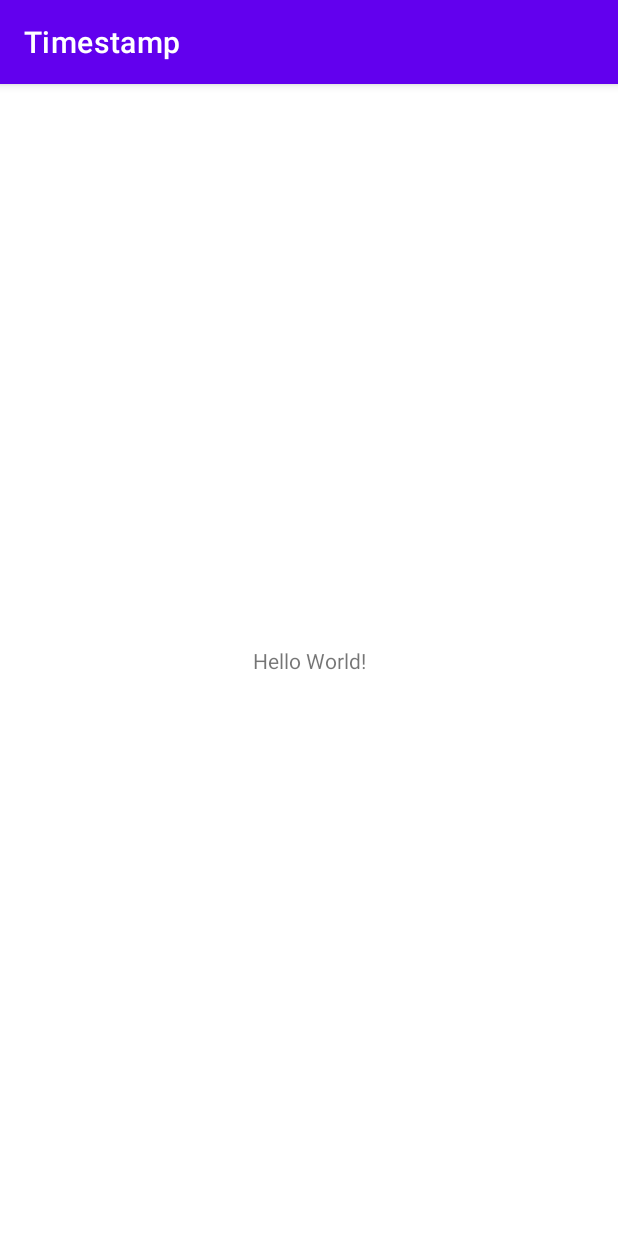
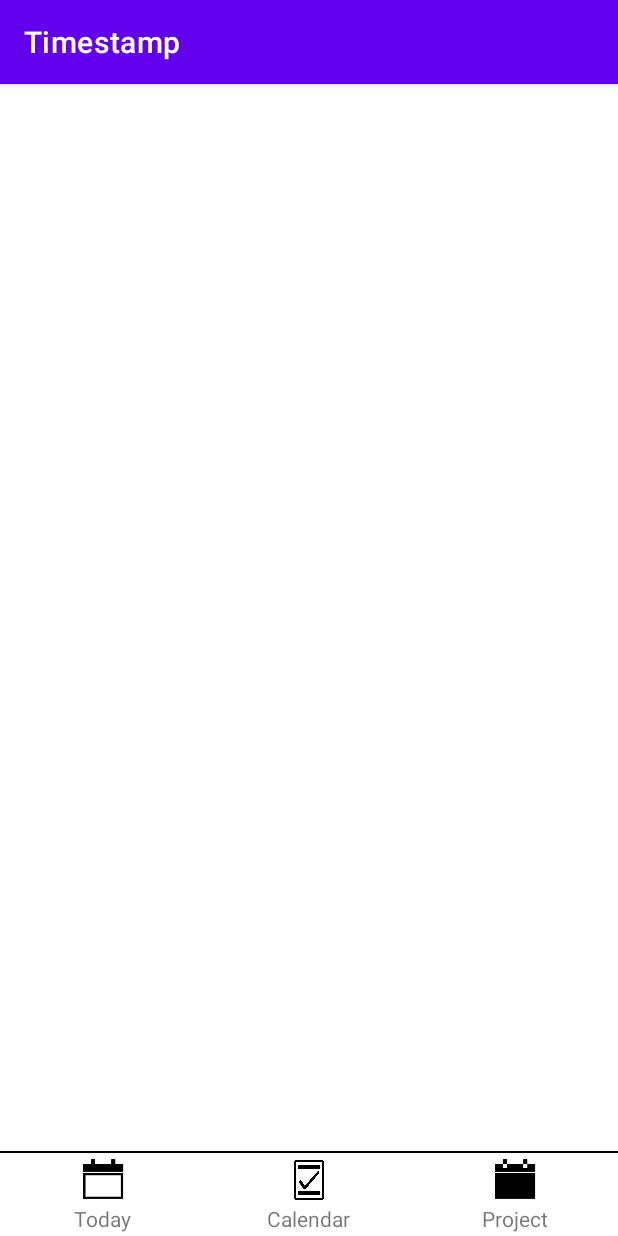
Before and after one commit to TsukiSky/Timestamp, an Android app: the screen it shows after launch (MainActivity), on a phone screen of 412 x 824 dp. Run offline under Robolectric (Android 15) with nearby library versions, the phone set to English and light mode, and no system bars.

Commit message:
added bottom navbar UI

```diff
--- a/app/src/main/java/com/siqi/timestamp/MainActivity.java
+++ b/app/src/main/java/com/siqi/timestamp/MainActivity.java
@@ -1,14 +1,37 @@
 package com.siqi.timestamp;
 
 import androidx.appcompat.app.AppCompatActivity;
+import androidx.viewpager2.widget.ViewPager2;
 
 import android.os.Bundle;
+import android.view.View;
+import android.widget.ImageView;
+import android.widget.LinearLayout;
 
-public class MainActivity extends AppCompatActivity {
+public class MainActivity extends AppCompatActivity implements View.OnClickListener {
+
+    ViewPager2 viewPager;
+    private LinearLayout llCalendar, llToday, llProject;
+    private ImageView ivCalendar, ivToday, ivProject, ivCurrent;
 
     @Override
     protected void onCreate(Bundle savedInstanceState) {
         super.onCreate(savedInstanceState);
         setContentView(R.layout.activity_main);
+        initPage();
+        initTabView();
+    }
+
+    private void initTabView() {
+
+    }
+
+    private void initPage() {
+
+    }
+
+    @Override
+    public void onClick(View view) {
+
     }
 }
--- a/app/src/main/res/layout/activity_main.xml
+++ b/app/src/main/res/layout/activity_main.xml
@@ -1,18 +1,14 @@
 <?xml version="1.0" encoding="utf-8"?>
-<androidx.constraintlayout.widget.ConstraintLayout xmlns:android="http://schemas.android.com/apk/res/android"
-    xmlns:app="http://schemas.android.com/apk/res-auto"
-    xmlns:tools="http://schemas.android.com/tools"
+<LinearLayout xmlns:android="http://schemas.android.com/apk/res/android"
+    android:orientation="vertical"
     android:layout_width="match_parent"
-    android:layout_height="match_parent"
-    tools:context=".MainActivity">
+    android:layout_height="match_parent">
 
-    <TextView
-        android:layout_width="wrap_content"
-        android:layout_height="wrap_content"
-        android:text="Hello World!"
-        app:layout_constraintBottom_toBottomOf="parent"
-        app:layout_constraintLeft_toLeftOf="parent"
-        app:layout_constraintRight_toRightOf="parent"
-        app:layout_constraintTop_toTopOf="parent" />
-
-</androidx.constraintlayout.widget.ConstraintLayout>
+    <androidx.viewpager2.widget.ViewPager2
+        android:id="@+id/id_viewpage"
+        android:layout_width="match_parent"
+        android:layout_height="0dp"
+        android:layout_weight="1"
+        />
+    <include layout="@layout/layout_bottom_navbar"/>
+</LinearLayout>
--- /dev/null
+++ b/app/src/main/res/layout/layout_bottom_navbar.xml
@@ -0,0 +1,72 @@
+<?xml version="1.0" encoding="utf-8"?>
+<LinearLayout xmlns:android="http://schemas.android.com/apk/res/android"
+    android:orientation="vertical"
+    android:layout_width="match_parent"
+    android:layout_height="wrap_content"
+    android:background="@color/white">
+
+    <!--  block draws a black line to separate the navbar and the viewpage  -->
+    <TextView
+        android:layout_width="match_parent"
+        android:layout_height="1dp"
+        android:background="@color/black"/>
+
+    <LinearLayout
+        android:layout_marginVertical="2dp"
+        android:layout_width="match_parent"
+        android:layout_height="match_parent"
+        android:orientation="horizontal"
+        android:baselineAligned="false">
+
+        <!--  Today  -->
+        <LinearLayout
+            android:layout_width="0dp"
+            android:layout_height="match_parent"
+            android:orientation="vertical"
+            android:layout_weight="1"
+            android:gravity="center">
+            <ImageView
+                android:layout_width="32dp"
+                android:layout_height="32dp"
+                android:background="@drawable/ic_calendar_unselected" />
+            <TextView
+                android:layout_width="wrap_content"
+                android:layout_height="wrap_content"
+                android:text="Today"/>
+        </LinearLayout>
+
+        <LinearLayout
+            android:layout_width="0dp"
+            android:layout_height="match_parent"
+            android:orientation="vertical"
+            android:layout_weight="1"
+            android:gravity="center">
+            <ImageView
+                android:background="@drawable/ic_today_unselected"
+                android:layout_width="32dp"
+                android:layout_height="32dp"/>
+            <TextView
+                android:layout_width="wrap_content"
+                android:layout_height="wrap_content"
+                android:text="Calendar"/>
+        </LinearLayout>
+
+        <LinearLayout
+            android:layout_width="0dp"
+            android:layout_height="match_parent"
+            android:orientation="vertical"
+            android:layout_weight="1"
+            android:gravity="center">
+            <ImageView
+                android:background="@drawable/ic_calendar_selected"
+                android:layout_width="32dp"
+                android:layout_height="32dp"/>
+            <TextView
+                android:layout_width="wrap_content"
+                android:layout_height="wrap_content"
+                android:text="Project"/>
+
+        </LinearLayout>
+
+    </LinearLayout>
+</LinearLayout>
```
Also changed, not shown: app/src/main/res/drawable-v24/ic_calendar_selected.png (added), app/src/main/res/drawable-v24/ic_calendar_unselected.png (added), app/src/main/res/drawable-v24/ic_today_selected.png (added), app/src/main/res/drawable-v24/ic_today_unselected.png (added).
